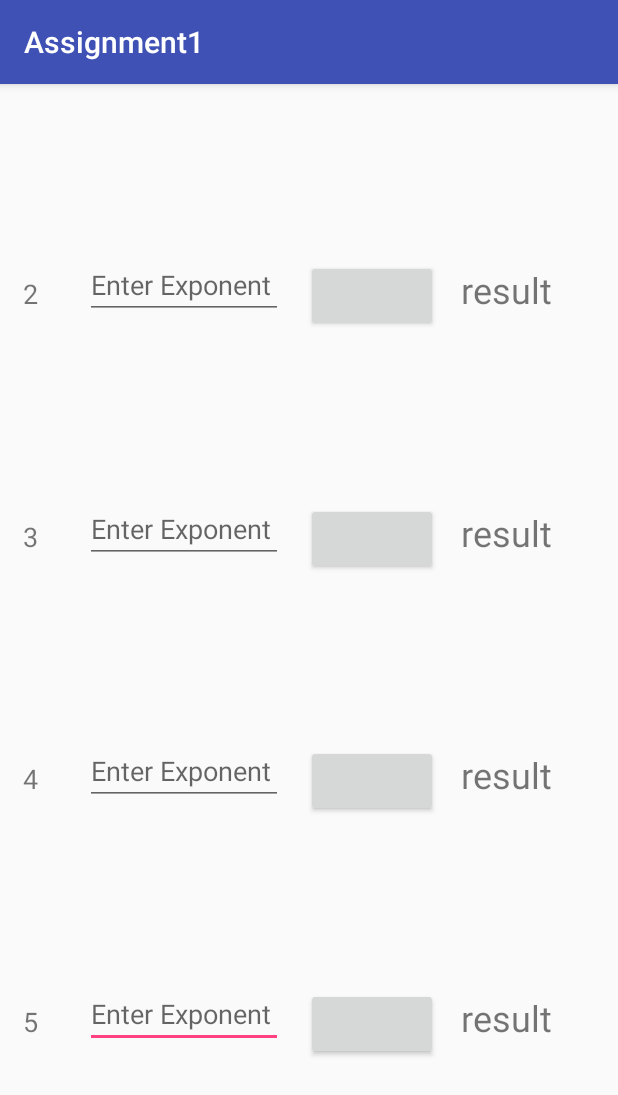
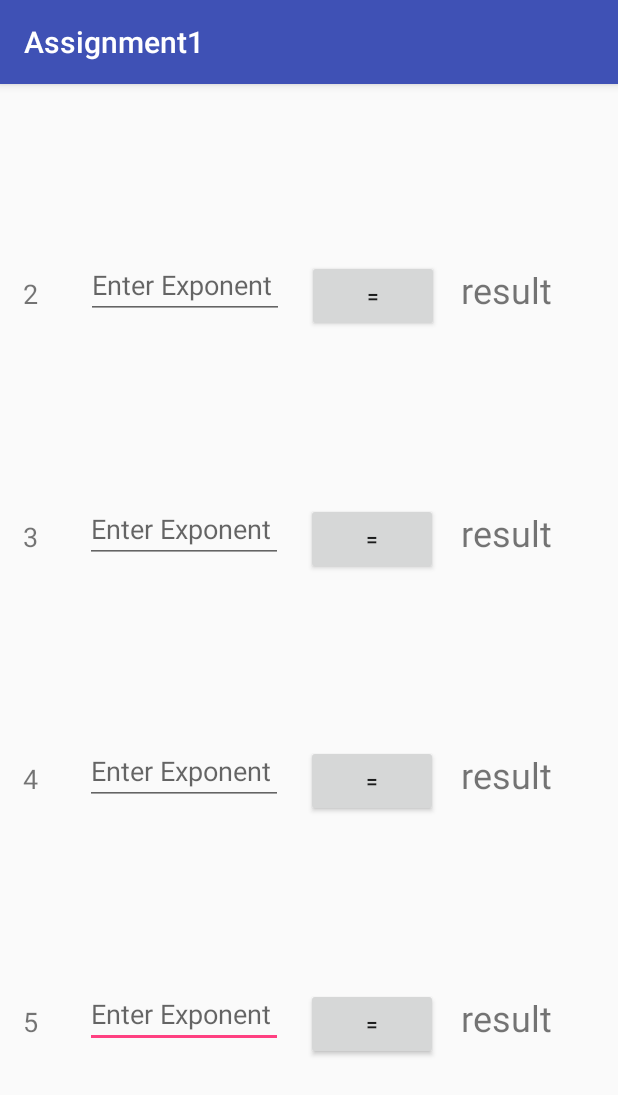
Before and after one commit to tebaker/CMPS121, an Android app: the screen it shows after launch (MainActivity), on a phone screen of 412 x 824 dp. Shown: the top 1095 px of the screen. Run offline under Robolectric (Android 15) with nearby library versions, the phone set to English and light mode, and no system bars.

Commit message:
fixed button issues and ready to rubmit

```diff
--- a/Assignment1/app/src/main/res/layout/activity_main.xml
+++ b/Assignment1/app/src/main/res/layout/activity_main.xml
@@ -11,6 +11,7 @@
         android:id="@+id/equalsVal2"
         android:layout_width="wrap_content"
         android:layout_height="wrap_content"
+        android:text="="
         app:layout_constraintBaseline_toBaselineOf="@+id/result2"
         app:layout_constraintEnd_toStartOf="@+id/result2"
         app:layout_constraintHorizontal_bias="0.5"
@@ -21,6 +22,7 @@
         android:id="@+id/equalsVal5"
         android:layout_width="wrap_content"
         android:layout_height="wrap_content"
+        android:text="="
         app:layout_constraintBaseline_toBaselineOf="@+id/result5"
         app:layout_constraintEnd_toStartOf="@+id/result5"
         app:layout_constraintHorizontal_bias="0.5"
@@ -31,6 +33,7 @@
         android:id="@+id/equalsVal4"
         android:layout_width="wrap_content"
         android:layout_height="wrap_content"
+        android:text="="
         app:layout_constraintBaseline_toBaselineOf="@+id/result4"
         app:layout_constraintEnd_toStartOf="@+id/result4"
         app:layout_constraintHorizontal_bias="0.5"
@@ -41,6 +44,7 @@
         android:id="@+id/equalsVal3"
         android:layout_width="wrap_content"
         android:layout_height="wrap_content"
+        android:text="="
         app:layout_constraintBaseline_toBaselineOf="@+id/result3"
         app:layout_constraintEnd_toStartOf="@+id/result3"
         app:layout_constraintHorizontal_bias="0.5"
@@ -53,7 +57,7 @@
         android:layout_height="40dp"
         android:ems="10"
         android:hint="Enter Exponent"
-        android:inputType="number"
+        android:inputType="number|numberSigned"
         app:layout_constraintBaseline_toBaselineOf="@+id/equalsVal5"
         app:layout_constraintEnd_toStartOf="@+id/equalsVal5"
         app:layout_constraintHorizontal_bias="0.5"
@@ -65,7 +69,7 @@
         android:layout_height="40dp"
         android:ems="10"
         android:hint="Enter Exponent"
-        android:inputType="number"
+        android:inputType="number|numberSigned"
         app:layout_constraintBaseline_toBaselineOf="@+id/equalsVal4"
         app:layout_constraintEnd_toStartOf="@+id/equalsVal4"
         app:layout_constraintHorizontal_bias="0.5"
@@ -77,7 +81,7 @@
         android:layout_height="40dp"
         android:ems="10"
         android:hint="Enter Exponent"
-        android:inputType="number"
+        android:inputType="number|numberSigned"
         app:layout_constraintBaseline_toBaselineOf="@+id/equalsVal3"
         app:layout_constraintEnd_toStartOf="@+id/equalsVal3"
         app:layout_constraintHorizontal_bias="0.5"
@@ -89,7 +93,7 @@
         android:layout_height="39dp"
         android:ems="10"
         android:hint="Enter Exponent"
-        android:inputType="number"
+        android:inputType="number|numberSigned"
         app:layout_constraintBaseline_toBaselineOf="@+id/equalsVal2"
         app:layout_constraintEnd_toStartOf="@+id/equalsVal2"
         app:layout_constraintHorizontal_bias="0.5"
@@ -130,7 +134,7 @@
 
     <TextView
         android:id="@+id/val2Text2"
-        android:layout_width="26dp"
+        android:layout_width="27dp"
         android:layout_height="26dp"
         android:text="2"
         android:textSize="18sp"
```
Also changed, not shown: Assignment1/app/src/main/java/com/example/talon/assignment1/MainActivity.java (+22 -5 lines).
